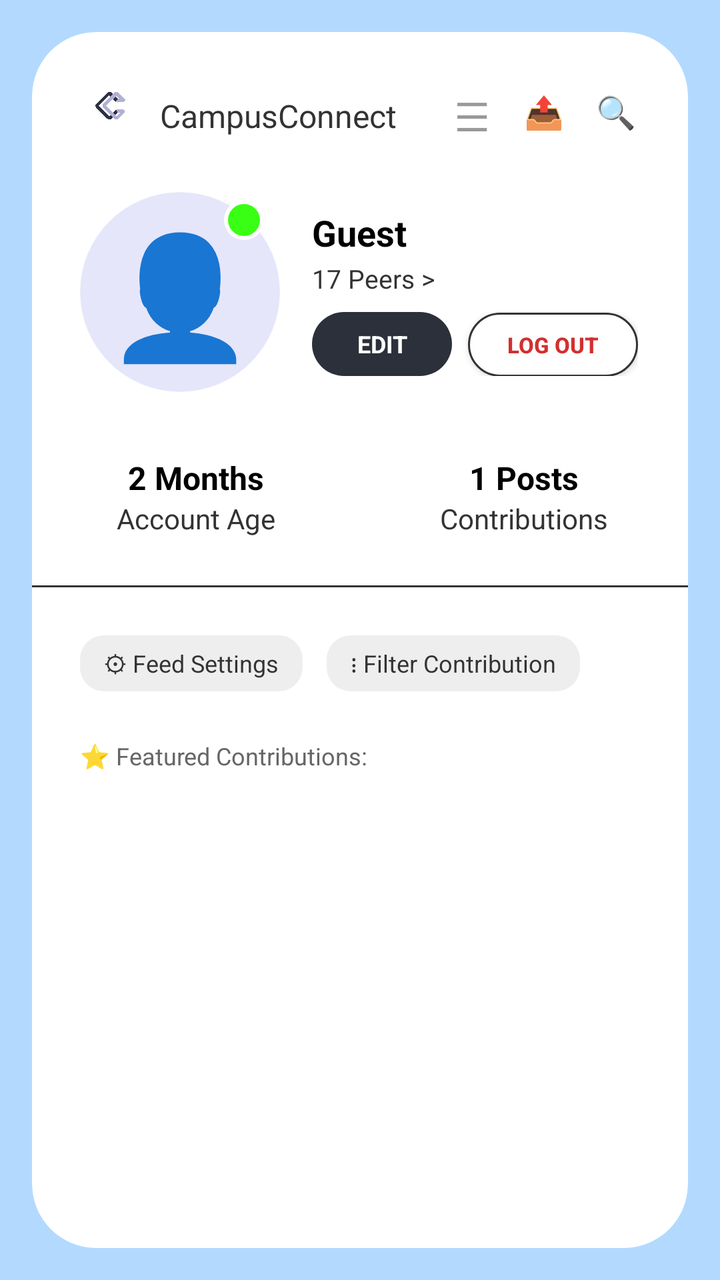
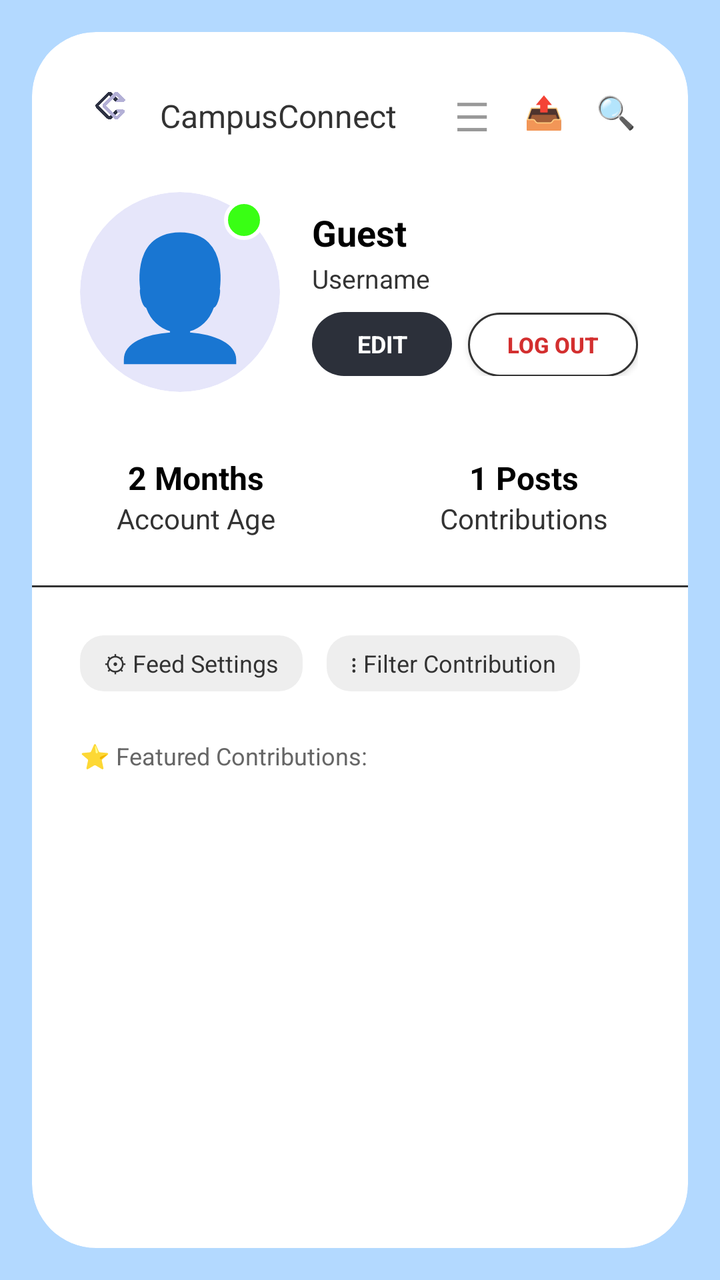

Two renders of the same Android screen: before a commit and after it. Below are the layout's source before the change and the commit's diff.
<!-- AndroidManifest.xml: application theme Theme.CampusConnect -->
<!-- res/layout/activity_profile.xml -->
<?xml version="1.0" encoding="utf-8"?>
<androidx.constraintlayout.widget.ConstraintLayout xmlns:android="http://schemas.android.com/apk/res/android"
    xmlns:app="http://schemas.android.com/apk/res-auto"
    android:layout_width="match_parent"
    android:layout_height="match_parent"
    android:background="#B3D9FF">

    <androidx.cardview.widget.CardView
        android:layout_width="0dp"
        android:layout_height="0dp"
        android:layout_margin="16dp"
        app:cardBackgroundColor="#FFFFFF"
        app:cardCornerRadius="32dp"
        app:cardElevation="0dp"
        app:layout_constraintBottom_toBottomOf="parent"
        app:layout_constraintEnd_toEndOf="parent"
        app:layout_constraintStart_toStartOf="parent"
        app:layout_constraintTop_toTopOf="parent">

        <ScrollView
            android:layout_width="match_parent"
            android:layout_height="match_parent"
            android:scrollbars="none">

            <LinearLayout
                android:layout_width="match_parent"
                android:layout_height="wrap_content"
                android:orientation="vertical"
                android:paddingTop="24dp"
                android:paddingBottom="24dp">

                
                <LinearLayout
                    android:layout_width="match_parent"
                    android:layout_height="wrap_content"
                    android:gravity="center_vertical"
                    android:orientation="horizontal"
                    android:paddingStart="24dp"
                    android:paddingEnd="24dp">

                    <ImageView
                        android:layout_width="32dp"
                        android:layout_height="32dp"
                        android:src="@drawable/cc"
                        android:scaleType="centerInside"
                        android:adjustViewBounds="true" />

                    <TextView
                        android:layout_width="wrap_content"
                        android:layout_height="wrap_content"
                        android:layout_marginStart="8dp"
                        android:layout_marginTop="2dp"
                        android:text="CampusConnect"
                        android:textColor="#333333"
                        android:textSize="16sp" />

                    <View
                        android:layout_width="0dp"
                        android:layout_height="0dp"
                        android:layout_weight="1" />

                    
                    <TextView
                        android:layout_width="24dp"
                        android:layout_height="24dp"
                        android:text="☰"
                        android:textSize="20sp"
                        android:textColor="#999999"
                        android:gravity="center" />

                    
                    <TextView
                        android:layout_width="24dp"
                        android:layout_height="24dp"
                        android:layout_marginStart="12dp"
                        android:text="📤"
                        android:textSize="16sp"
                        android:textColor="#999999"
                        android:gravity="center" />

                    
                    <TextView
                        android:layout_width="24dp"
                        android:layout_height="24dp"
                        android:layout_marginStart="12dp"
                        android:text="🔍"
                        android:textSize="16sp"
                        android:textColor="#999999"
                        android:gravity="center" />
                </LinearLayout>

                
                <LinearLayout
                    android:layout_width="match_parent"
                    android:layout_height="wrap_content"
                    android:layout_marginTop="24dp"
                    android:orientation="horizontal"
                    android:paddingStart="24dp"
                    android:paddingEnd="24dp"
                    android:gravity="center_vertical">

                    <FrameLayout
                        android:layout_width="wrap_content"
                        android:layout_height="wrap_content">

                        <androidx.cardview.widget.CardView
                            android:layout_width="100dp"
                            android:layout_height="100dp"
                            app:cardBackgroundColor="#E6E6FA"
                            app:cardCornerRadius="50dp"
                            app:cardElevation="0dp">

                            <TextView
                                android:layout_width="match_parent"
                                android:layout_height="match_parent"
                                android:text="👤"
                                android:gravity="center"
                                android:textSize="60sp"
                                android:textColor="#483D8B"/>
                        </androidx.cardview.widget.CardView>

                        <View
                            android:layout_width="20dp"
                            android:layout_height="20dp"
                            android:layout_gravity="top|end"
                            android:layout_marginTop="4dp"
                            android:layout_marginEnd="8dp"
                            android:background="@drawable/status_dot_green" />
                    </FrameLayout>

                    <LinearLayout
                        android:layout_width="match_parent"
                        android:layout_height="wrap_content"
                        android:layout_marginStart="16dp"
                        android:orientation="vertical">

                        <TextView
                            android:id="@+id/profileUsernameText"
                            android:layout_width="wrap_content"
                            android:layout_height="wrap_content"
                            android:text="Guest"
                            android:textColor="#000000"
                            android:textStyle="bold"
                            android:textSize="18sp" />

                        <TextView
                            android:layout_width="wrap_content"
                            android:layout_height="wrap_content"
                            android:text="17 Peers >"
                            android:textColor="#333333"
                            android:textSize="13sp"
                            android:layout_marginTop="2dp" />

                        <LinearLayout
                            android:layout_width="wrap_content"
                            android:layout_height="wrap_content"
                            android:layout_marginTop="8dp"
                            android:orientation="horizontal">

                            <TextView
                                android:layout_width="70dp"
                                android:layout_height="32dp"
                                android:background="@drawable/profile_edit_btn_bg"
                                android:gravity="center"
                                android:text="EDIT"
                                android:textColor="#FFFFFF"
                                android:textSize="12sp"
                                android:textStyle="bold" />

                            <androidx.appcompat.widget.AppCompatButton
                                android:id="@+id/logoutButton"
                                android:layout_width="85dp"
                                android:layout_height="32dp"
                                android:layout_marginStart="8dp"
                                android:background="@drawable/cancel_btn_bg"
                                android:padding="0dp"
                                android:text="LOG OUT"
                                android:textAllCaps="true"
                                android:textColor="#D32F2F"
                                android:textSize="11sp"
                                android:textStyle="bold" />
                        </LinearLayout>
                    </LinearLayout>
                </LinearLayout>

                
                <LinearLayout
                    android:layout_width="match_parent"
                    android:layout_height="wrap_content"
                    android:layout_marginTop="32dp"
                    android:orientation="horizontal"
                    android:weightSum="2">

                    
                    <LinearLayout
                        android:layout_width="0dp"
                        android:layout_height="wrap_content"
                        android:layout_weight="1"
                        android:gravity="center"
                        android:orientation="vertical">
                        <TextView
                            android:id="@+id/accountAgeText"
                            android:layout_width="wrap_content"
                            android:layout_height="wrap_content"
                            android:text="2 Months"
                            android:textColor="#000000"
                            android:textStyle="bold"
                            android:textSize="16sp" />
                        <TextView
                            android:layout_width="wrap_content"
                            android:layout_height="wrap_content"
                            android:text="Account Age"
                            android:textColor="#333333"
                            android:textSize="14sp" />
                    </LinearLayout>

                    
                    <LinearLayout
                        android:layout_width="0dp"
                        android:layout_height="wrap_content"
                        android:layout_weight="1"
                        android:gravity="center"
                        android:orientation="vertical">
                        <TextView
                            android:id="@+id/postsCountText"
                            android:layout_width="wrap_content"
                            android:layout_height="wrap_content"
                            android:text="1 Posts"
                            android:textColor="#000000"
                            android:textStyle="bold"
                            android:textSize="16sp" />
                        <TextView
                            android:layout_width="wrap_content"
                            android:layout_height="wrap_content"
                            android:text="Contributions"
                            android:textColor="#333333"
                            android:textSize="14sp" />
                    </LinearLayout>
                </LinearLayout>

                
                <View
                    android:layout_width="match_parent"
                    android:layout_height="1dp"
                    android:layout_marginTop="24dp"
                    android:layout_marginBottom="24dp"
                    android:background="#333333" />

                
                <LinearLayout
                    android:layout_width="match_parent"
                    android:layout_height="wrap_content"
                    android:orientation="horizontal"
                    android:paddingStart="24dp"
                    android:paddingEnd="24dp">

                    <TextView
                        android:layout_width="wrap_content"
                        android:layout_height="28dp"
                        android:background="@drawable/pill_gray_bg"
                        android:gravity="center_vertical"
                        android:paddingStart="12dp"
                        android:paddingEnd="12dp"
                        android:text="⚙ Feed Settings"
                        android:textColor="#333333"
                        android:textSize="12sp" />

                    <TextView
                        android:layout_width="wrap_content"
                        android:layout_height="28dp"
                        android:layout_marginStart="12dp"
                        android:background="@drawable/pill_gray_bg"
                        android:gravity="center_vertical"
                        android:paddingStart="12dp"
                        android:paddingEnd="12dp"
                        android:text="⋮ Filter Contribution"
                        android:textColor="#333333"
                        android:textSize="12sp" />
                </LinearLayout>

                
                <TextView
                    android:layout_width="wrap_content"
                    android:layout_height="wrap_content"
                    android:layout_marginTop="24dp"
                    android:layout_marginStart="24dp"
                    android:text="⭐ Featured Contributions:"
                    android:textColor="#666666"
                    android:textSize="12sp" />

                
                <LinearLayout
                    android:id="@+id/profilePostsContainer"
                    android:layout_width="match_parent"
                    android:layout_height="wrap_content"
                    android:orientation="vertical"
                    android:layout_marginStart="24dp"
                    android:layout_marginEnd="24dp"
                    android:layout_marginTop="16dp"
                    android:layout_marginBottom="24dp" />

            </LinearLayout>
        </ScrollView>
    </androidx.cardview.widget.CardView>

</androidx.constraintlayout.widget.ConstraintLayout>
<!-- resources referenced by this layout -->
<resources>
  <!-- drawable cancel_btn_bg (drawable) -->
  <?xml version="1.0" encoding="utf-8"?>
  <shape xmlns:android="http://schemas.android.com/apk/res/android">
      <solid android:color="#FFFFFF" />
      <stroke android:width="1dp" android:color="#333333" />
      <corners android:radius="24dp" />
  </shape>
  <!-- drawable cc: png bitmap (drawable, 146439 bytes) -->
  <!-- drawable pill_gray_bg (drawable) -->
  <?xml version="1.0" encoding="utf-8"?>
  <shape xmlns:android="http://schemas.android.com/apk/res/android">
      <solid android:color="#EEEEEE" />
      <corners android:radius="12dp" />
  </shape>
  <!-- drawable profile_edit_btn_bg (drawable) -->
  <?xml version="1.0" encoding="utf-8"?>
  <shape xmlns:android="http://schemas.android.com/apk/res/android">
      <solid android:color="#2C303A" />
      <corners android:radius="16dp" />
  </shape>
  <!-- drawable status_dot_green (drawable) -->
  <?xml version="1.0" encoding="utf-8"?>
  <shape xmlns:android="http://schemas.android.com/apk/res/android" android:shape="oval">
      <solid android:color="#39FF14" />
      <stroke android:width="2dp" android:color="#FFFFFF" />
  </shape>
  <style name="Theme.CampusConnect" parent="Base.Theme.CampusConnect" />
  <style name="Base.Theme.CampusConnect" parent="Theme.Material3.DayNight.NoActionBar">
          
          
      </style>
</resources>

<!-- the commit's change to res/layout/activity_profile.xml (unified diff, before → after) -->
@@ -144,9 +144,10 @@
                             android:textSize="18sp" />
 
                         <TextView
-                            android:layout_width="wrap_content"
-                            android:layout_height="wrap_content"
-                            android:text="17 Peers >"
+                            android:id="@+id/profileHandleText"
+                            android:layout_width="wrap_content"
+                            android:layout_height="wrap_content"
+                            android:text="Username"
                             android:textColor="#333333"
                             android:textSize="13sp"
                             android:layout_marginTop="2dp" />
